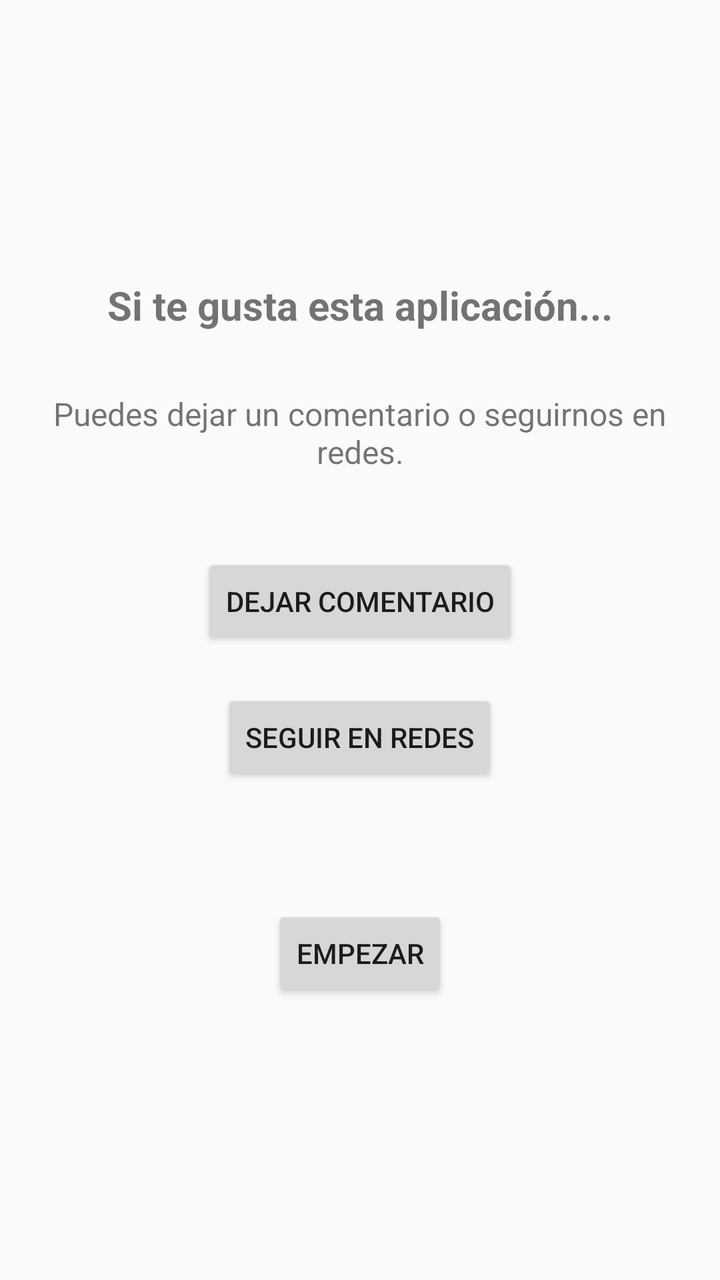
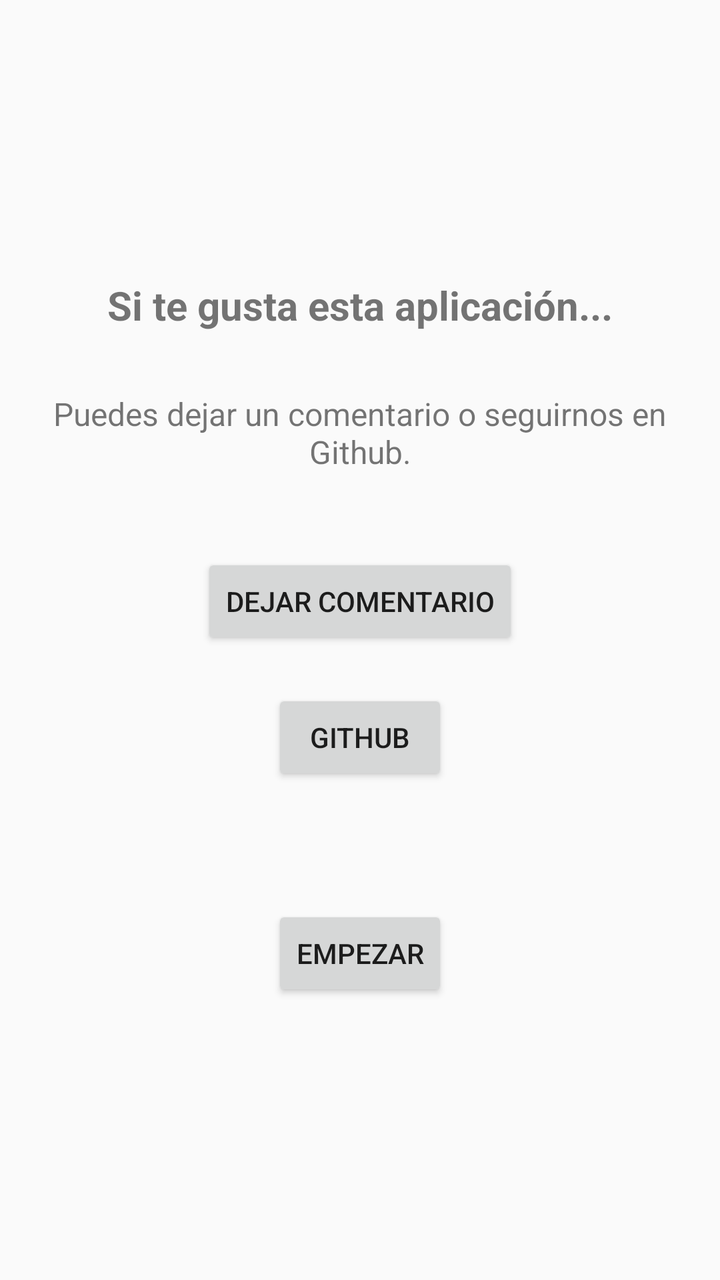

Before-and-after screenshots of an Android layout around one commit, followed by the original layout XML and the change that was made.
<!-- AndroidManifest.xml: application theme Theme.Seminconductoresninos -->
<!-- res/layout/fragment_rating.xml -->
<?xml version="1.0" encoding="utf-8"?>
<androidx.constraintlayout.widget.ConstraintLayout xmlns:android="http://schemas.android.com/apk/res/android"
    android:layout_width="match_parent"
    android:layout_height="match_parent">

    <LinearLayout
        xmlns:android="http://schemas.android.com/apk/res/android"
        android:layout_width="match_parent"
        android:layout_height="match_parent"
        android:orientation="vertical"
        android:padding="24dp"
        android:gravity="center">

        <TextView
            android:layout_width="wrap_content"
            android:layout_height="wrap_content"
            android:text="Si te gusta esta aplicación..."
            android:textSize="20sp"
            android:textStyle="bold"
            android:layout_marginBottom="30dp" />

        <TextView
            android:layout_width="match_parent"
            android:layout_height="wrap_content"
            android:text="Puedes dejar un comentario o seguirnos en redes."
            android:textSize="16sp"
            android:gravity="center"
            android:layout_marginBottom="40dp" />

        <Button
            android:id="@+id/rateButton"
            android:layout_width="wrap_content"
            android:layout_height="wrap_content"
            android:text="Dejar comentario"
            android:layout_gravity="center"
            android:layout_marginBottom="20dp" />

        <Button
            android:id="@+id/socialButton"
            android:layout_width="wrap_content"
            android:layout_height="wrap_content"
            android:text="Seguir en redes"
            android:layout_gravity="center"
            android:layout_marginBottom="60dp" />

        <Button
            android:id="@+id/startButton"
            android:layout_width="wrap_content"
            android:layout_height="wrap_content"
            android:text="Empezar"
            android:layout_gravity="center" />

    </LinearLayout>
</androidx.constraintlayout.widget.ConstraintLayout>
<!-- resources referenced by this layout -->
<resources>
  <style name="Theme.Seminconductoresninos" parent="Theme.AppCompat.Light.NoActionBar">
          <item name="colorPrimary">@color/purple_500</item>
          <item name="colorPrimaryVariant">@color/purple_700</item>
          <item name="colorOnPrimary">@color/white</item>
          <item name="colorSecondary">@color/teal_200</item>
          <item name="colorSecondaryVariant">@color/teal_700</item>
          <item name="colorOnSecondary">@color/black</item>
  
          <item name="android:statusBarColor">?attr/colorPrimaryVariant</item>
  
          <item name="android:fitsSystemWindows">true</item>
  
          <item name="android:windowTranslucentStatus">false</item>
  
      </style>
  <color name="purple_500">#FF6200EE</color>
  <color name="purple_700">#FF3700B3</color>
  <color name="white">#FFFFFFFF</color>
  <color name="teal_200">#FF03DAC5</color>
  <color name="teal_700">#FF018786</color>
  <color name="black">#FF000000</color>
</resources>

<!-- the commit's change to res/layout/fragment_rating.xml (unified diff, before → after) -->
@@ -22,7 +22,7 @@
         <TextView
             android:layout_width="match_parent"
             android:layout_height="wrap_content"
-            android:text="Puedes dejar un comentario o seguirnos en redes."
+            android:text="Puedes dejar un comentario o seguirnos en Github."
             android:textSize="16sp"
             android:gravity="center"
             android:layout_marginBottom="40dp" />
@@ -39,7 +39,7 @@
             android:id="@+id/socialButton"
             android:layout_width="wrap_content"
             android:layout_height="wrap_content"
-            android:text="Seguir en redes"
+            android:text="GitHub"
             android:layout_gravity="center"
             android:layout_marginBottom="60dp" />
 
